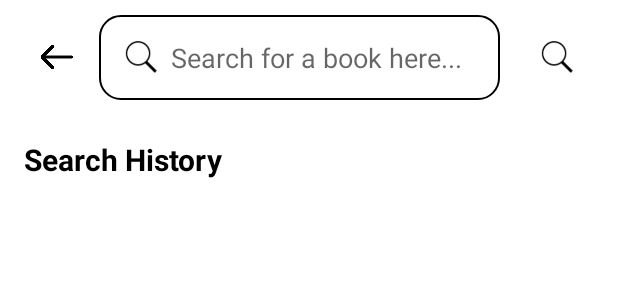
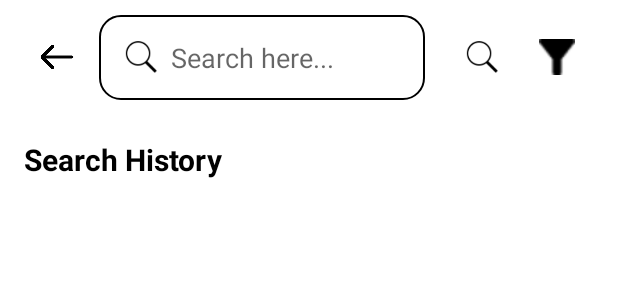
Before and after one commit to jianmin22/ANDE_PROJECT_SOLOX3_DIT2B21, an Android app: the layout activity_search.xml on its own in the app's theme, with its tools: preview values and no code run, on a phone screen of 412 x 824 dp. Shown: the top 300 px of the screen. Run offline under Robolectric (Android 15) with nearby library versions, the phone set to English and light mode, and no system bars.

```diff
--- a/app/src/main/AndroidManifest.xml
+++ b/app/src/main/AndroidManifest.xml
@@ -44,7 +44,6 @@
                 android:name="android.app.lib_name"
                 android:value="" />
         </activity>
-
     </application>
 
 </manifest>
--- a/app/src/main/java/com/example/solox3_dit2b21/Search.java
+++ b/app/src/main/java/com/example/solox3_dit2b21/Search.java
@@ -189,7 +189,7 @@ public class Search extends AppCompatActivity implements View.OnClickListener {
     }
     @Override
     public void onClick(View v){
-        if(v.getId() == R.id.seachButton) {
+        if(v.getId() == R.id.searchButton) {
             insertOrUpdateSearchHistory(mainSearchField.getText().toString().trim());
         }else if (v.getId() == R.id.backButton){
             Bundle getData = getIntent().getExtras();
--- a/app/src/main/res/layout/activity_search.xml
+++ b/app/src/main/res/layout/activity_search.xml
@@ -44,18 +44,28 @@
                 android:drawableStart="@drawable/search_icon"
                 android:drawablePadding="8dp"
                 android:focusable="true"
-                android:hint="Search for a book here..."
+                android:hint="Search here..."
+                android:maxLines="1"
                 android:padding="16dp"
                 android:paddingStart="16dp" />
 
             <ImageView
-                android:id="@+id/seachButton"
+                android:id="@+id/searchButton"
                 android:layout_width="24dp"
                 android:layout_height="24dp"
                 android:layout_marginStart="10dp"
                 android:layout_marginEnd="16dp"
                 android:onClick="onClick"
                 android:src="@drawable/search" />
+
+            <ImageView
+                android:id="@+id/filterButton"
+                android:layout_width="24dp"
+                android:layout_height="24dp"
+                android:layout_marginStart="10dp"
+                android:layout_marginEnd="16dp"
+                android:onClick="onClick"
+                android:src="@drawable/filter_icon" />
 
         </LinearLayout>
 
--- a/app/src/main/res/layout/categoryitemholder.xml
+++ b/app/src/main/res/layout/categoryitemholder.xml
@@ -17,7 +17,7 @@
 
         <ImageView
             android:id="@+id/CategoryImage"
-            android:layout_width="162dp"
+            android:layout_width="170dp"
             android:layout_height="108dp"
             android:layout_marginTop="4dp"
             app:layout_constraintEnd_toEndOf="parent"
@@ -30,6 +30,7 @@
             android:layout_width="0dp"
             android:layout_height="19dp"
             android:background="#8A0D16"
+            android:layout_marginHorizontal="10dp"
             android:text="Horror"
             android:textAlignment="center"
             android:textColor="#FFFFFF"
```
Also changed, not shown: app/src/main/java/com/example/solox3_dit2b21/Category_Page.java (+24 -4 lines), app/src/main/res/layout/activity_category_page.xml (+40 -6 lines), app/src/main/res/drawable/filter_icon.png (added).
